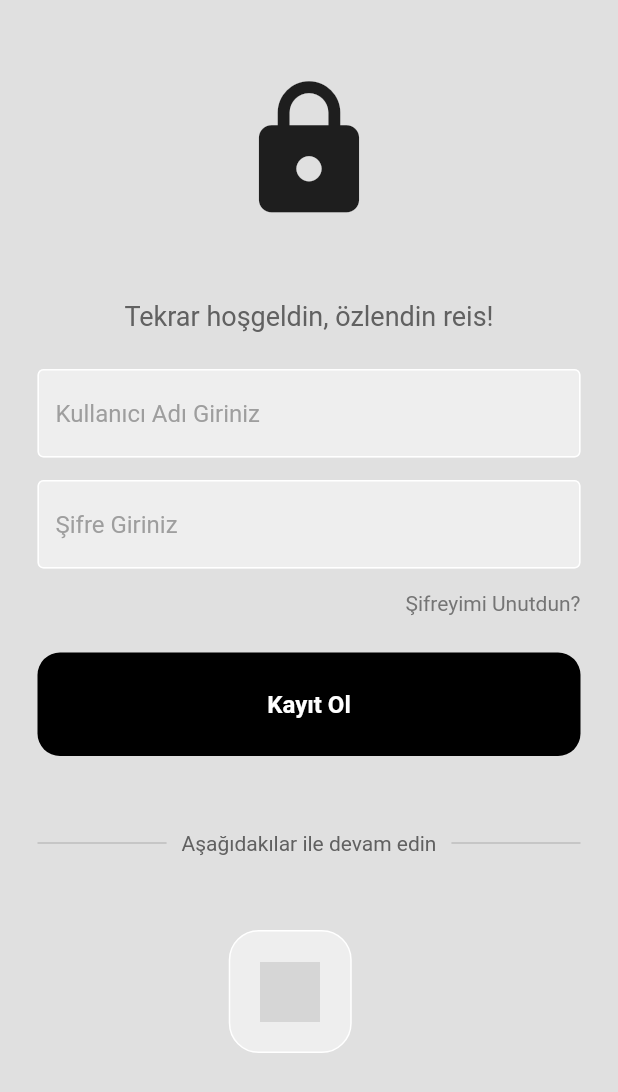
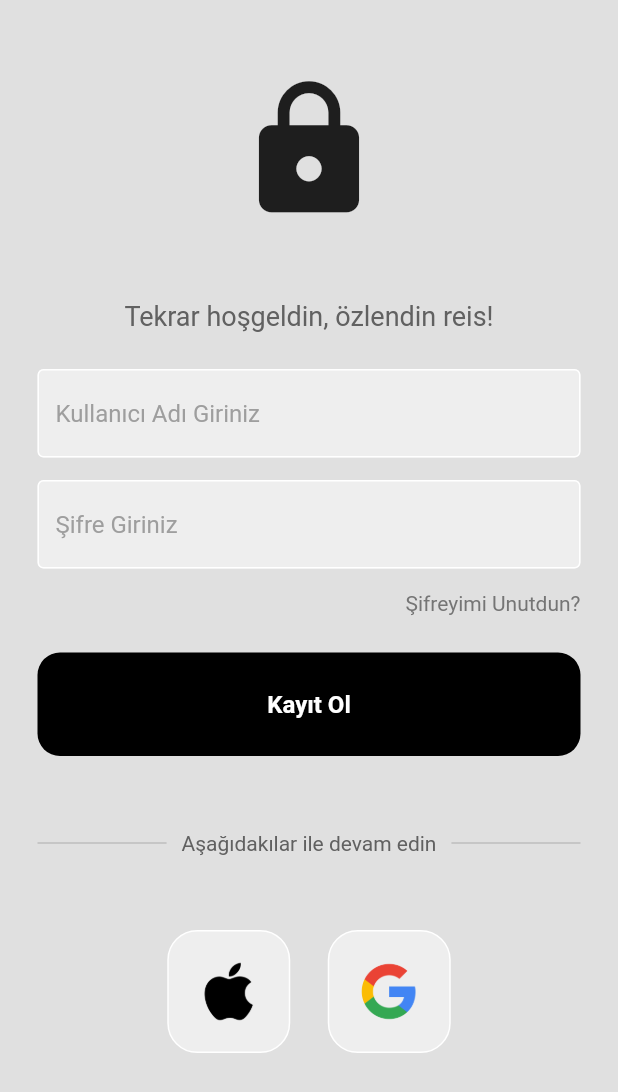
Before and after one commit to nortaip/modern_login_flutter, a Flutter app: the screen it shows after launch, on a phone screen of 412 x 824 dp. Shown: the top 1092 px of the screen. Run offline on Flutter 3.47's test engine with Material 2 defaults, Android fonts, the phone set to English and light mode, and no system bars; grey boxes are pictures that could not be loaded.

Commit message:
error fix

```diff
--- a/modern_login_ui_flutter/lib/page/login_page.dart
+++ b/modern_login_ui_flutter/lib/page/login_page.dart
@@ -21,7 +21,8 @@ class LoginPage extends StatelessWidget {
       backgroundColor: Colors.grey[300],
       body: SafeArea(
         child: Center(
-            child: Column(children: [
+          child: Column(
+            children: [
               const SizedBox(height: 50),
 
               //Logo
@@ -119,13 +120,13 @@ class LoginPage extends StatelessWidget {
                 mainAxisAlignment: MainAxisAlignment.center,
                 children: const [
                   //google button
-                 SquareTile(imagePath: '../Users/anarabbas/Develop/modern_login_flutter/modern_login_ui_flutter/lib/images'),
+                  SquareTile(imagePath: 'assets/images/apple-logo.png'),
 
                   SizedBox(width: 25),
 
                   //apple button
 
-                 //SquareTile(imagePath: 'lib/images/google-logo.png'),
+                  SquareTile(imagePath: 'assets/images/google-logo.png'),
                 ],
               )
             ],
@@ -133,6 +134,5 @@ class LoginPage extends StatelessWidget {
         ),
       ),
     );
-
   }
 }
--- a/modern_login_ui_flutter/pubspec.yaml
+++ b/modern_login_ui_flutter/pubspec.yaml
@@ -59,8 +59,9 @@ flutter:
   uses-material-design: true
 
   # To add assets to your application, add an assets section, like this:
-assets:
-   - lib/images/
+  assets:
+      - assets/images/apple-logo.png
+      - assets/images/google-logo.png
   #   - images/a_dot_ham.jpeg
 
   # An image asset can refer to one or more resolution-specific "variants", see
```
Also changed, not shown: modern_login_ui_flutter/assets/images/apple-logo.png (renamed from modern_login_ui_flutter/lib/images/apple-logo.png), modern_login_ui_flutter/assets/images/google-logo.png (renamed from modern_login_ui_flutter/lib/images/google-logo.png). Lines whose indentation alone changed are shown as unchanged.
